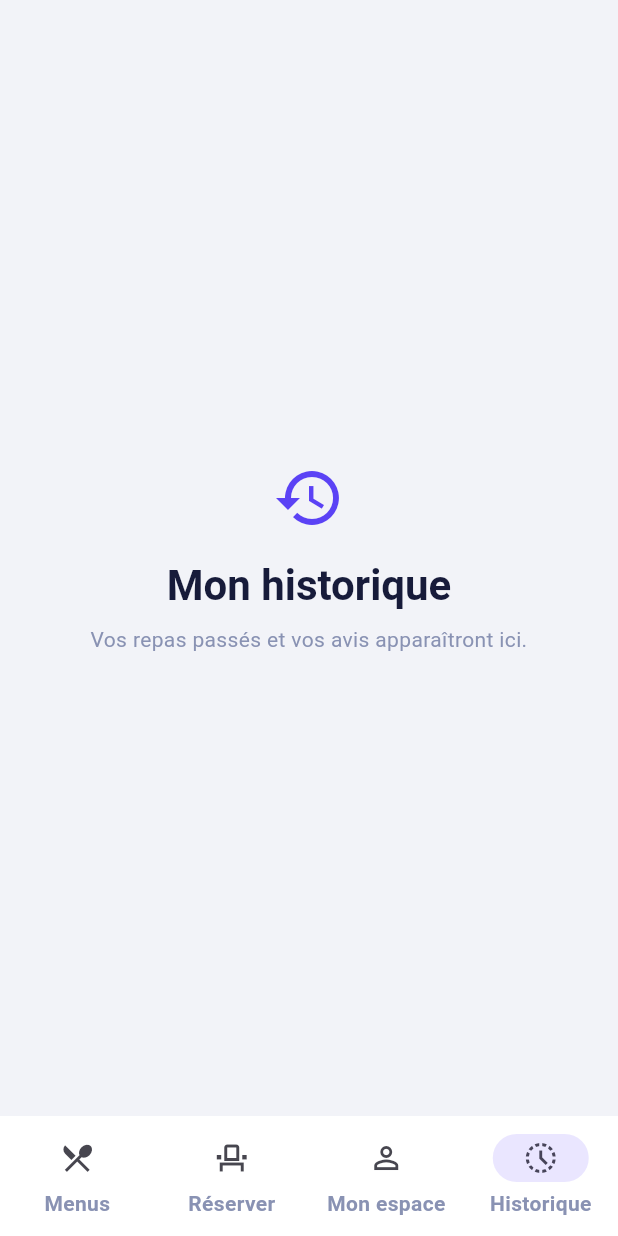
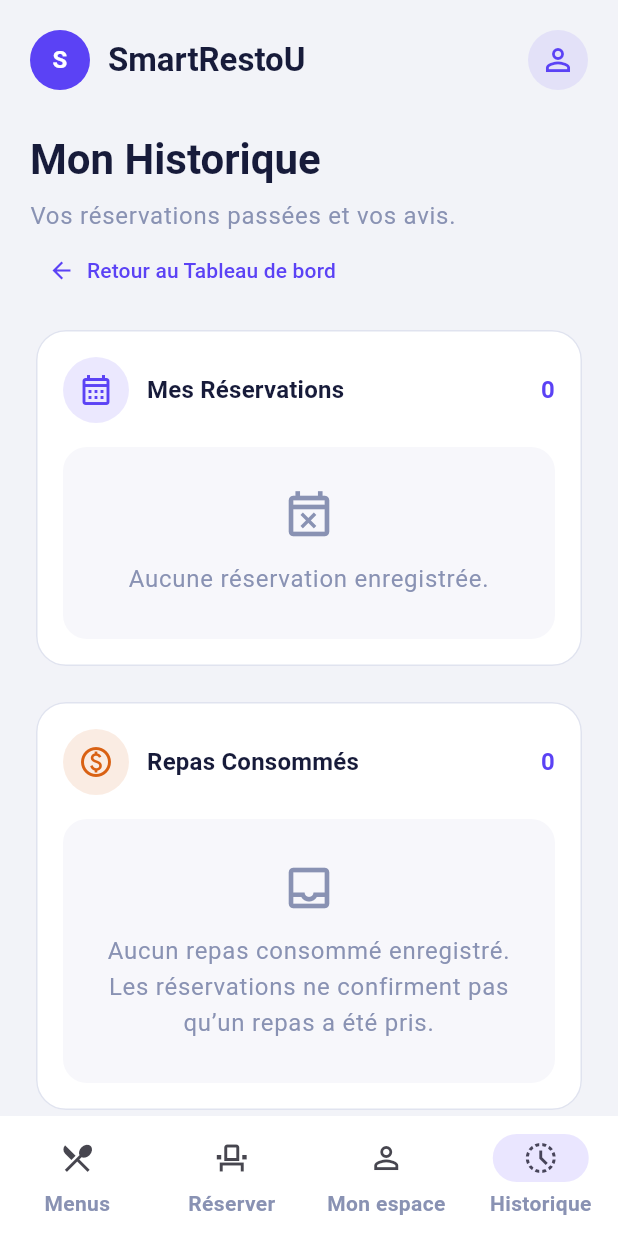
Before and after one commit to Dhakerbenlamine/SmartRestoU, a Flutter app: the screen it shows after launch, item 4 of the bottom bar chosen, on a phone screen of 412 x 824 dp. Run offline on Flutter 3.47's test engine with Material 3 defaults, Android fonts, the phone set to English and light mode, and no system bars.

Commit message:
feat: add history_screen and make it accurate with other screens

```diff
--- a/lib/app.dart
+++ b/lib/app.dart
@@ -1,8 +1,9 @@
 import 'package:flutter/material.dart';
 import 'package:smart_restou/screens/dashboard_screen.dart';
+import 'package:smart_restou/screens/history_screen.dart';
 import 'package:smart_restou/screens/home_screen.dart';
-import 'package:smart_restou/screens/placeholder_screen.dart';
 import 'package:smart_restou/screens/reservation_screen.dart';
+import 'package:smart_restou/models/reservation.dart';
 import 'package:smart_restou/theme/app_theme.dart';
 
 class SmartRestoApp extends StatelessWidget {
@@ -28,21 +29,28 @@ class AppShell extends StatefulWidget {
 
 class _AppShellState extends State<AppShell> {
   int _selectedIndex = 0;
+  final List<Reservation> _reservations = [];
 
   Widget get _currentPage {
     return switch (_selectedIndex) {
       0 => HomeScreen(onReserve: () => setState(() => _selectedIndex = 1)),
       1 => ReservationScreen(
         onCancel: () => setState(() => _selectedIndex = 0),
+        onReservationConfirmed: (reservation) {
+          setState(() {
+            _reservations.add(reservation);
+            _selectedIndex = 2;
+          });
+        },
       ),
       2 => DashboardScreen(
         onReserve: () => setState(() => _selectedIndex = 1),
         onHistory: () => setState(() => _selectedIndex = 3),
+        reservations: List.unmodifiable(_reservations),
       ),
-      _ => const PlaceholderScreen(
-        title: 'Mon historique',
-        message: 'Vos repas passés et vos avis apparaîtront ici.',
-        icon: Icons.history,
+      _ => HistoryScreen(
+        onDashboard: () => setState(() => _selectedIndex = 2),
+        reservations: List.unmodifiable(_reservations),
       ),
     };
   }
@@ -75,6 +83,7 @@ class _AppShellState extends State<AppShell> {
             label: 'Mon espace',
           ),
           NavigationDestination(
+            key: Key('nav-history'),
             icon: Icon(Icons.history),
             selectedIcon: Icon(Icons.history_toggle_off),
             label: 'Historique',
--- /dev/null
+++ b/lib/models/reservation.dart
@@ -0,0 +1,13 @@
+class Reservation {
+  const Reservation({
+    required this.dateTime,
+    required this.guestCount,
+    this.restaurantName = 'Resto U Central',
+  });
+
+  final DateTime dateTime;
+  final int guestCount;
+  final String restaurantName;
+
+  bool get isPast => !dateTime.isAfter(DateTime.now());
+}
--- /dev/null
+++ b/lib/screens/history_screen.dart
@@ -0,0 +1,239 @@
+import 'package:flutter/material.dart';
+import 'package:smart_restou/models/reservation.dart';
+
+class HistoryScreen extends StatelessWidget {
+  const HistoryScreen({
+    super.key,
+    required this.onDashboard,
+    this.reservations = const [],
+  });
+
+  final VoidCallback onDashboard;
+  final List<Reservation> reservations;
+
+  @override
+  Widget build(BuildContext context) {
+    final theme = Theme.of(context);
+    final primary = theme.colorScheme.primary;
+    final sortedReservations = [...reservations]
+      ..sort((a, b) => b.dateTime.compareTo(a.dateTime));
+
+    return ListView(
+      padding: const EdgeInsets.fromLTRB(20, 20, 20, 28),
+      children: [
+        Row(
+          children: [
+            CircleAvatar(
+              backgroundColor: primary,
+              foregroundColor: Colors.white,
+              child: const Text(
+                'S',
+                style: TextStyle(fontWeight: FontWeight.w700),
+              ),
+            ),
+            const SizedBox(width: 12),
+            Text('SmartRestoU', style: theme.textTheme.titleLarge),
+            const Spacer(),
+            CircleAvatar(
+              backgroundColor: primary.withValues(alpha: 0.1),
+              foregroundColor: primary,
+              child: const Icon(Icons.person_outline),
+            ),
+          ],
+        ),
+        const SizedBox(height: 28),
+        Text('Mon Historique', style: theme.textTheme.headlineMedium),
+        const SizedBox(height: 8),
+        Text(
+          'Vos réservations passées et vos avis.',
+          style: theme.textTheme.bodyLarge?.copyWith(
+            color: const Color(0xFF8992B3),
+          ),
+        ),
+        Align(
+          alignment: Alignment.centerLeft,
+          child: TextButton.icon(
+            key: const Key('history-dashboard'),
+            onPressed: onDashboard,
+            icon: const Icon(Icons.arrow_back),
+            label: const Text('Retour au Tableau de bord'),
+          ),
+        ),
+        const SizedBox(height: 12),
+        _HistorySection(
+          title: 'Mes Réservations',
+          icon: Icons.calendar_month_outlined,
+          count: reservations.length,
+          iconColor: primary,
+          child: reservations.isEmpty
+              ? const _HistoryEmptyState(
+                  icon: Icons.event_busy_outlined,
+                  message: 'Aucune réservation enregistrée.',
+                )
+              : Column(
+                  children: [
+                    for (final reservation in sortedReservations)
+                      _HistoryReservationRow(reservation: reservation),
+                  ],
+                ),
+        ),
+        const SizedBox(height: 16),
+        _HistorySection(
+          title: 'Repas Consommés',
+          icon: Icons.paid_outlined,
+          count: 0,
+          iconColor: const Color(0xFFD96113),
+          child: const _HistoryEmptyState(
+            icon: Icons.inbox_outlined,
+            message:
+                'Aucun repas consommé enregistré. Les réservations ne '
+                'confirment pas qu’un repas a été pris.',
+          ),
+        ),
+      ],
+    );
+  }
+}
+
+class _HistoryReservationRow extends StatelessWidget {
+  const _HistoryReservationRow({required this.reservation});
+
+  final Reservation reservation;
+
+  @override
+  Widget build(BuildContext context) {
+    final date = reservation.dateTime;
+    final statusColor = reservation.isPast
+        ? const Color(0xFF8992B3)
+        : const Color(0xFF168A49);
+    return Padding(
+      padding: const EdgeInsets.symmetric(vertical: 12),
+      child: Row(
+        crossAxisAlignment: CrossAxisAlignment.start,
+        children: [
+          Expanded(
+            child: Column(
+              crossAxisAlignment: CrossAxisAlignment.start,
+              children: [
+                Text(
+                  reservation.restaurantName,
+                  style: Theme.of(context).textTheme.titleMedium,
+                ),
+                const SizedBox(height: 4),
+                Text(
+                  '${date.day.toString().padLeft(2, '0')}/'
+                  '${date.month.toString().padLeft(2, '0')}/'
+                  '${date.year} à '
+                  '${date.hour.toString().padLeft(2, '0')}:'
+                  '${date.minute.toString().padLeft(2, '0')} · '
+                  '${reservation.guestCount} personne(s)',
+                ),
+              ],
+            ),
+          ),
+          const SizedBox(width: 8),
+          Container(
+            padding: const EdgeInsets.symmetric(horizontal: 10, vertical: 6),
+            decoration: BoxDecoration(
+              color: statusColor.withValues(alpha: 0.12),
+              borderRadius: BorderRadius.circular(20),
+            ),
+            child: Text(
+              reservation.isPast ? 'PASSÉE' : 'À VENIR',
+              style: TextStyle(color: statusColor, fontWeight: FontWeight.w700),
+            ),
+          ),
+        ],
+      ),
+    );
+  }
+}
+
+class _HistorySection extends StatelessWidget {
+  const _HistorySection({
+    required this.title,
+    required this.icon,
+    required this.count,
+    required this.iconColor,
+    required this.child,
+  });
+
+  final String title;
+  final IconData icon;
+  final int count;
+  final Color iconColor;
+  final Widget child;
+
+  @override
+  Widget build(BuildContext context) {
+    final theme = Theme.of(context);
+    final primary = theme.colorScheme.primary;
+
+    return Card(
+      child: Padding(
+        padding: const EdgeInsets.all(18),
+        child: Column(
+          children: [
+            Row(
+              children: [
+                Container(
+                  width: 44,
+                  height: 44,
+                  decoration: BoxDecoration(
+                    color: iconColor.withValues(alpha: 0.12),
+                    shape: BoxShape.circle,
+                  ),
+                  child: Icon(icon, color: iconColor),
+                ),
+                const SizedBox(width: 12),
+                Expanded(
+                  child: Text(title, style: theme.textTheme.titleMedium),
+                ),
+                Text(
+                  '$count',
+                  style: theme.textTheme.titleMedium?.copyWith(
+                    color: primary,
+                    fontWeight: FontWeight.w700,
+                  ),
+                ),
+              ],
+            ),
+            const SizedBox(height: 16),
+            child,
+          ],
+        ),
+      ),
+    );
+  }
+}
+
+class _HistoryEmptyState extends StatelessWidget {
+  const _HistoryEmptyState({required this.icon, required this.message});
+
+  final IconData icon;
+  final String message;
+
+  @override
+  Widget build(BuildContext context) {
+    return Container(
+      width: double.infinity,
+      padding: const EdgeInsets.symmetric(horizontal: 16, vertical: 28),
+      decoration: BoxDecoration(
+        color: const Color(0xFFF7F7FB),
+        borderRadius: BorderRadius.circular(16),
+      ),
+      child: Column(
+        children: [
+          Icon(icon, size: 36, color: const Color(0xFF8992B3)),
+          const SizedBox(height: 12),
+          Text(
+            message,
+            textAlign: TextAlign.center,
+            style: Theme.of(context).textTheme.bodyLarge
+                ?.copyWith(color: const Color(0xFF8992B3)),
+          ),
+        ],
+      ),
+    );
+  }
+}
```
Also changed, not shown: lib/screens/dashboard_screen.dart (+96 -4 lines), lib/screens/reservation_screen.dart (+32 -12 lines), 2 other files.
